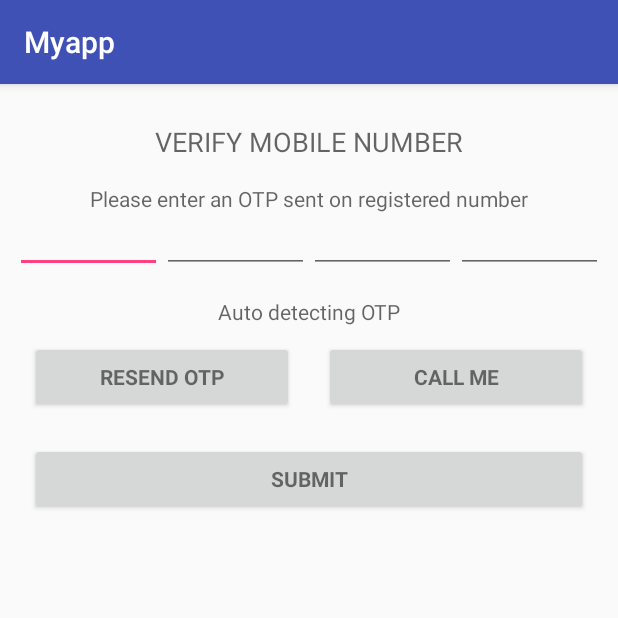
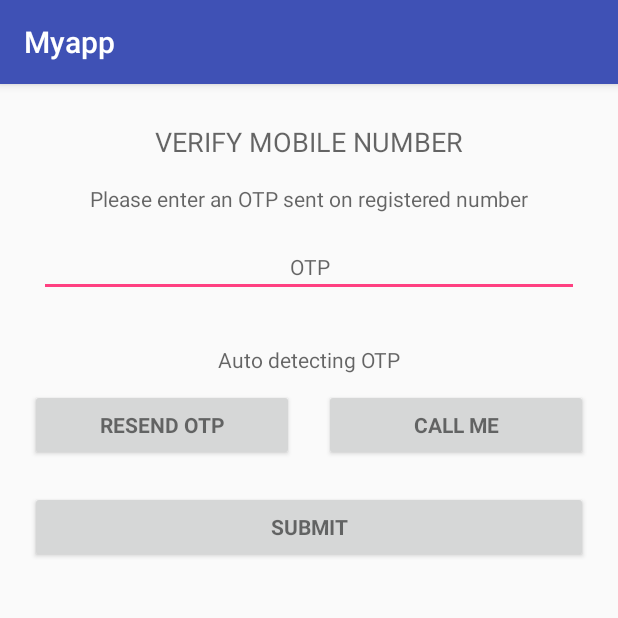
Before and after one commit to patilsan90/AppRepo, an Android app: the VerifyMobileNoActivity screen opened directly, with no data from a screen before it, on a phone screen of 412 x 824 dp, the top half of it. Run offline under Robolectric (Android 15) with nearby library versions, the phone set to English and light mode, and no system bars.

Commit message:
login: OTP: Design change of OTP screen.
OTP entering design of 4 EditTexts is changed to
1 EditText.

Signed-off-by: Sandeep Patil <patil.san90@gmail.com>

```diff
--- a/Myapp/app/src/main/res/layout/activity_verify_mobile_no.xml
+++ b/Myapp/app/src/main/res/layout/activity_verify_mobile_no.xml
@@ -24,47 +24,17 @@
         android:maxLines="1"
         android:textAppearance="?android:attr/textAppearanceSmall" />
 
-    <LinearLayout
-        android:layout_width="match_parent"
-        android:layout_height="match_parent"
-        android:orientation="horizontal">
-
     <EditText
-            android:id="@+id/otp1"
+        android:id="@+id/otp"
         android:layout_width="match_parent"
         android:layout_height="wrap_content"
+        android:layout_margin="16dp"
         android:layout_weight="1"
+        android:gravity="center"
+        android:hint="OTP"
         android:inputType="number"
         android:minHeight="16dp"
         android:textAppearance="?android:attr/textAppearanceSmall" />
-
-        <EditText
-            android:id="@+id/otp2"
-            android:layout_width="match_parent"
-            android:layout_height="wrap_content"
-            android:layout_weight="1"
-            android:inputType="number"
-            android:minHeight="16dp"
-            android:textAppearance="?android:attr/textAppearanceSmall" />
-
-        <EditText
-            android:id="@+id/otp3"
-            android:layout_width="match_parent"
-            android:layout_height="wrap_content"
-            android:layout_weight="1"
-            android:inputType="number"
-            android:minHeight="16dp"
-            android:textAppearance="?android:attr/textAppearanceSmall" />
-        <EditText
-            android:id="@+id/otp4"
-            android:layout_width="match_parent"
-            android:layout_height="wrap_content"
-            android:layout_weight="1"
-            android:inputType="number"
-            android:minHeight="16dp"
-            android:textAppearance="?android:attr/textAppearanceSmall" />
-
-    </LinearLayout>
 
     <TextView
         android:layout_width="match_parent"
@@ -90,6 +60,7 @@
             android:layout_weight=".5"
             android:text="RESEND OTP"
             android:textStyle="bold" />
+
         <Button
             android:id="@+id/call_otp_button"
             style="?android:textAppearanceSmall"
@@ -111,8 +82,8 @@
         android:layout_margin="10dp"
         android:layout_marginTop="16dp"
         android:layout_weight=".5"
+        android:onClick="submitOTP"
         android:text="SUBMIT"
-        android:onClick="submitOTP"
         android:textStyle="bold" />
 
 </LinearLayout>
```
Lines whose indentation alone changed are shown as unchanged.
